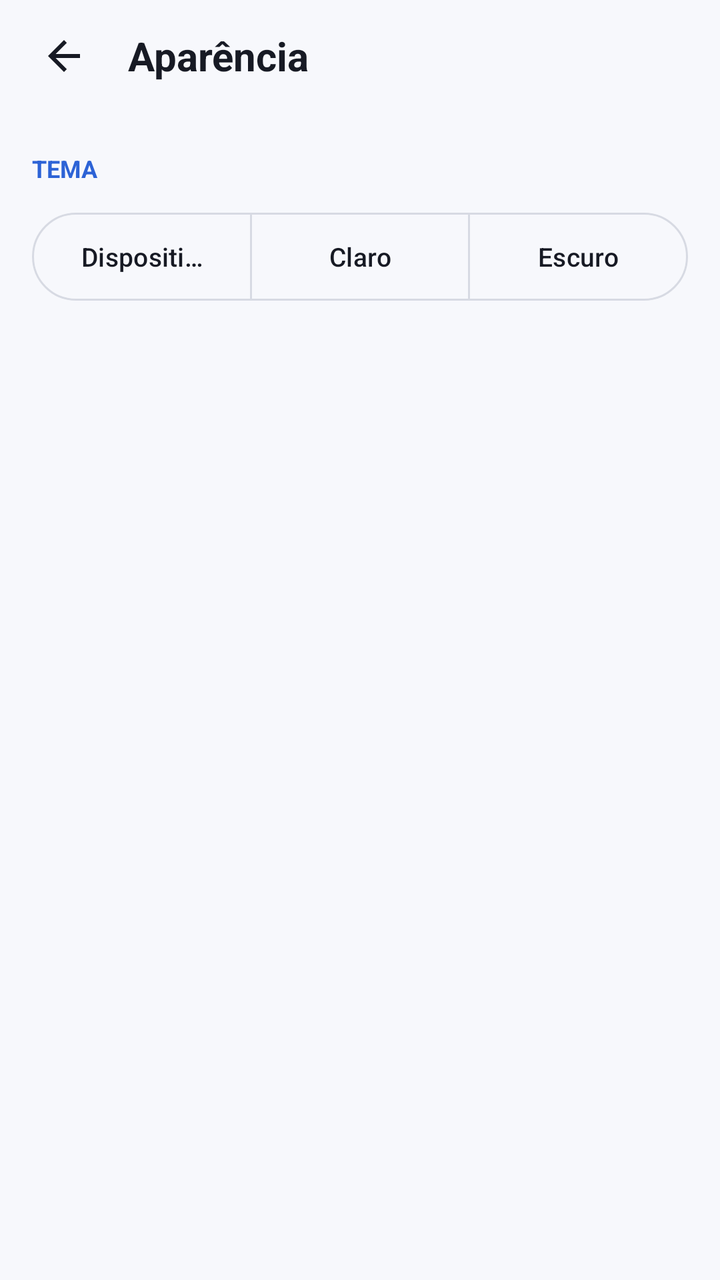
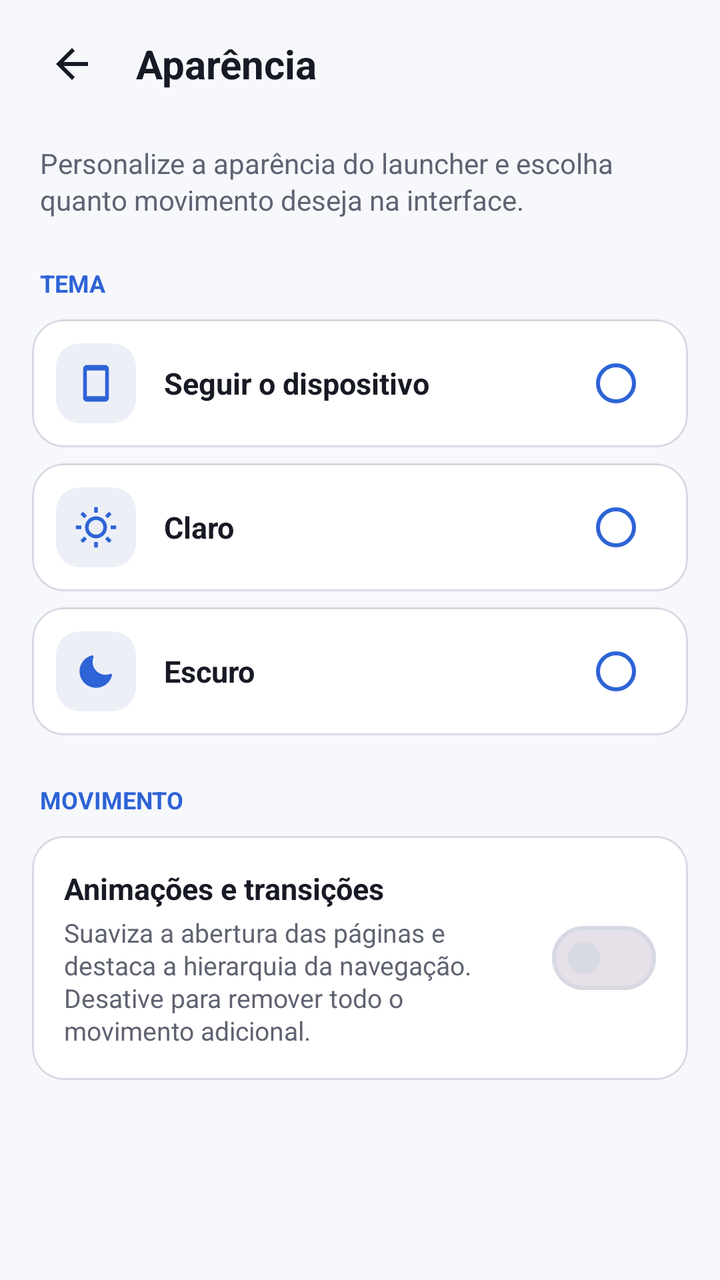

An Android layout rendered at two revisions. The XML below is the earlier revision; the diff shows what the commit changed to produce the second picture.
<!-- AndroidManifest.xml: activity theme Theme.KristalLauncher -->
<!-- res/layout/activity_appearance_settings.xml -->
<?xml version="1.0" encoding="utf-8"?>
<ScrollView xmlns:android="http://schemas.android.com/apk/res/android"
    xmlns:app="http://schemas.android.com/apk/res-auto"
    android:layout_width="match_parent"
    android:layout_height="match_parent"
    android:fillViewport="true">

    <LinearLayout
        android:layout_width="match_parent"
        android:layout_height="wrap_content"
        android:orientation="vertical"
        android:paddingBottom="32dp">

        <LinearLayout
            android:layout_width="match_parent"
            android:layout_height="56dp"
            android:gravity="center_vertical"
            android:orientation="horizontal"
            android:paddingHorizontal="16dp">

            <ImageView
                android:id="@+id/btnBack"
                android:layout_width="32dp"
                android:layout_height="32dp"
                android:background="?attr/selectableItemBackgroundBorderless"
                android:contentDescription="@string/navigate_back"
                android:padding="4dp"
                android:src="@drawable/ic_arrow_back"
                app:tint="@color/m3_on_surface" />

            <TextView
                android:layout_width="wrap_content"
                android:layout_height="wrap_content"
                android:layout_marginStart="16dp"
                android:text="@string/appearance_title"
                android:textColor="@color/m3_on_surface"
                android:textSize="20sp"
                android:textStyle="bold" />
        </LinearLayout>

        <TextView
            android:layout_width="wrap_content"
            android:layout_height="wrap_content"
            android:layout_marginHorizontal="16dp"
            android:layout_marginTop="20dp"
            android:layout_marginBottom="10dp"
            android:text="@string/theme_title"
            android:textColor="@color/m3_primary"
            android:textSize="12sp"
            android:textStyle="bold" />

        <com.google.android.material.button.MaterialButtonToggleGroup
            android:id="@+id/themeOptions"
            android:layout_width="match_parent"
            android:layout_height="wrap_content"
            android:layout_marginHorizontal="16dp"
            android:orientation="horizontal"
            app:selectionRequired="true"
            app:singleSelection="true">

            <com.google.android.material.button.MaterialButton
                android:id="@+id/themeDevice"
                style="@style/Widget.Material3.Button.OutlinedButton"
                android:layout_width="0dp"
                android:layout_height="52dp"
                android:layout_weight="1"
                android:text="@string/theme_device_option"
                android:textSize="13sp" />

            <com.google.android.material.button.MaterialButton
                android:id="@+id/themeLight"
                style="@style/Widget.Material3.Button.OutlinedButton"
                android:layout_width="0dp"
                android:layout_height="52dp"
                android:layout_weight="1"
                android:text="@string/theme_light_option"
                android:textSize="13sp" />

            <com.google.android.material.button.MaterialButton
                android:id="@+id/themeDark"
                style="@style/Widget.Material3.Button.OutlinedButton"
                android:layout_width="0dp"
                android:layout_height="52dp"
                android:layout_weight="1"
                android:text="@string/theme_dark_option"
                android:textSize="13sp" />
        </com.google.android.material.button.MaterialButtonToggleGroup>

        <TextView
            android:visibility="gone"
            android:layout_width="wrap_content"
            android:layout_height="wrap_content"
            android:layout_marginHorizontal="16dp"
            android:layout_marginTop="24dp"
            android:layout_marginBottom="10dp"
            android:text="@string/motion_title"
            android:textColor="@color/m3_primary"
            android:textSize="12sp"
            android:textStyle="bold" />

        <com.google.android.material.card.MaterialCardView
            android:id="@+id/motionCard"
            android:visibility="gone"
            android:layout_width="match_parent"
            android:layout_height="wrap_content"
            android:layout_marginHorizontal="16dp"
            android:clickable="true"
            android:focusable="true"
            android:foreground="?attr/selectableItemBackground"
            app:cardBackgroundColor="@color/m3_surface_card"
            app:cardCornerRadius="12dp"
            app:cardElevation="0dp"
            app:strokeColor="@color/m3_outline"
            app:strokeWidth="1dp">

            <LinearLayout
                android:layout_width="match_parent"
                android:layout_height="wrap_content"
                android:gravity="center_vertical"
                android:orientation="horizontal"
                android:padding="16dp">

                <TextView
                    android:layout_width="0dp"
                    android:layout_height="wrap_content"
                    android:layout_weight="1"
                    android:paddingStart="0dp"
                    android:paddingEnd="12dp"
                    android:text="@string/animations_enabled"
                    android:textColor="@color/m3_on_surface"
                    android:textSize="15sp"
                    android:textStyle="bold" />

                <com.google.android.material.materialswitch.MaterialSwitch
                    android:id="@+id/switchAnimations"
                    android:layout_width="wrap_content"
                    android:layout_height="wrap_content"
                    android:contentDescription="@string/animations_enabled" />
            </LinearLayout>
        </com.google.android.material.card.MaterialCardView>
    </LinearLayout>
</ScrollView>
<!-- resources referenced by this layout -->
<resources>
  <string name="animations_enabled">Animações da lista</string>
  <string name="theme_device_option">Dispositivo</string>
  <style name="Theme.KristalLauncher" parent="Theme.Material3.DayNight.NoActionBar">
          <item name="colorPrimary">@color/m3_primary</item>
          <item name="colorOnPrimary">@color/m3_on_primary</item>
          <item name="colorPrimaryContainer">@color/m3_primary_container</item>
          <item name="colorOnPrimaryContainer">@color/m3_on_primary_container</item>
          <item name="android:colorBackground">@color/m3_bg_dark</item>
          <item name="colorSurface">@color/m3_surface</item>
          <item name="colorSurfaceVariant">@color/m3_surface_variant</item>
          <item name="colorOnSurface">@color/m3_on_surface</item>
          <item name="colorOnSurfaceVariant">@color/m3_on_surface_variant</item>
          <item name="colorOutline">@color/m3_outline</item>
          <item name="android:windowDrawsSystemBarBackgrounds">true</item>
          <item name="android:statusBarColor">@color/m3_surface</item>
          <item name="android:navigationBarColor">@color/m3_bg_dark</item>
          <item name="android:windowLightStatusBar">@bool/is_light_theme</item>
          <item name="android:windowLightNavigationBar" tools:targetApi="o_mr1">@bool/is_light_theme</item>
          <item name="android:windowActionModeOverlay">true</item>
          <item name="android:windowAnimationStyle">@null</item>
      </style>
  <!-- unchanged entries left out for length: 18 -->
</resources>

<!-- the commit's change to res/layout/activity_appearance_settings.xml (unified diff, before → after) -->
@@ -13,25 +13,25 @@
 
         <LinearLayout
             android:layout_width="match_parent"
-            android:layout_height="56dp"
+            android:layout_height="64dp"
             android:gravity="center_vertical"
             android:orientation="horizontal"
             android:paddingHorizontal="16dp">
 
             <ImageView
                 android:id="@+id/btnBack"
-                android:layout_width="32dp"
-                android:layout_height="32dp"
+                android:layout_width="40dp"
+                android:layout_height="40dp"
                 android:background="?attr/selectableItemBackgroundBorderless"
                 android:contentDescription="@string/navigate_back"
-                android:padding="4dp"
+                android:padding="8dp"
                 android:src="@drawable/ic_arrow_back"
                 app:tint="@color/m3_on_surface" />
 
             <TextView
                 android:layout_width="wrap_content"
                 android:layout_height="wrap_content"
-                android:layout_marginStart="16dp"
+                android:layout_marginStart="12dp"
                 android:text="@string/appearance_title"
                 android:textColor="@color/m3_on_surface"
                 android:textSize="20sp"
@@ -39,58 +39,93 @@
         </LinearLayout>
 
         <TextView
+            android:id="@+id/appearanceSummary"
+            android:layout_width="match_parent"
+            android:layout_height="wrap_content"
+            android:layout_marginHorizontal="20dp"
+            android:layout_marginTop="8dp"
+            android:lineSpacingExtra="2dp"
+            android:text="@string/appearance_summary"
+            android:textColor="@color/m3_on_surface_variant"
+            android:textSize="14sp" />
+
+        <TextView
             android:layout_width="wrap_content"
             android:layout_height="wrap_content"
-            android:layout_marginHorizontal="16dp"
-            android:layout_marginTop="20dp"
+            android:layout_marginHorizontal="20dp"
+            android:layout_marginTop="24dp"
             android:layout_marginBottom="10dp"
             android:text="@string/theme_title"
             android:textColor="@color/m3_primary"
             android:textSize="12sp"
             android:textStyle="bold" />
 
-        <com.google.android.material.button.MaterialButtonToggleGroup
+        <LinearLayout
             android:id="@+id/themeOptions"
             android:layout_width="match_parent"
             android:layout_height="wrap_content"
             android:layout_marginHorizontal="16dp"
-            android:orientation="horizontal"
-            app:selectionRequired="true"
-            app:singleSelection="true">
+            android:orientation="vertical">
 
-            <com.google.android.material.button.MaterialButton
-                android:id="@+id/themeDevice"
-                style="@style/Widget.Material3.Button.OutlinedButton"
-                android:layout_width="0dp"
-                android:layout_height="52dp"
-                android:layout_weight="1"
-                android:text="@string/theme_device_option"
-                android:textSize="13sp" />
+            <com.google.android.material.card.MaterialCardView
+                android:id="@+id/themeDeviceCard"
+                style="@style/SettingsChoiceCard">
 
-            <com.google.android.material.button.MaterialButton
-                android:id="@+id/themeLight"
-                style="@style/Widget.Material3.Button.OutlinedButton"
-                android:layout_width="0dp"
-                android:layout_height="52dp"
-                android:layout_weight="1"
-                android:text="@string/theme_light_option"
-                android:textSize="13sp" />
+                <LinearLayout style="@style/SettingsChoiceRow">
+                    <ImageView
+                        style="@style/SettingsChoiceIcon"
+                        android:contentDescription="@null"
+                        android:src="@drawable/ic_device" />
+                    <TextView
+                        style="@style/SettingsChoiceLabel"
+                        android:text="@string/theme_device_option" />
+                    <com.google.android.material.radiobutton.MaterialRadioButton
+                        android:id="@+id/themeDevice"
+                        style="@style/SettingsChoiceRadio" />
+                </LinearLayout>
+            </com.google.android.material.card.MaterialCardView>
 
-            <com.google.android.material.button.MaterialButton
-                android:id="@+id/themeDark"
-                style="@style/Widget.Material3.Button.OutlinedButton"
-                android:layout_width="0dp"
-                android:layout_height="52dp"
-                android:layout_weight="1"
-                android:text="@string/theme_dark_option"
-                android:textSize="13sp" />
-        </com.google.android.material.button.MaterialButtonToggleGroup>
+            <com.google.android.material.card.MaterialCardView
+                android:id="@+id/themeLightCard"
+                style="@style/SettingsChoiceCard.Spaced">
+
+                <LinearLayout style="@style/SettingsChoiceRow">
+                    <ImageView
+                        style="@style/SettingsChoiceIcon"
+                        android:contentDescription="@null"
+                        android:src="@drawable/ic_light_mode" />
+                    <TextView
+                        style="@style/SettingsChoiceLabel"
+                        android:text="@string/theme_light_option" />
+                    <com.google.android.material.radiobutton.MaterialRadioButton
+                        android:id="@+id/themeLight"
+                        style="@style/SettingsChoiceRadio" />
+                </LinearLayout>
+            </com.google.android.material.card.MaterialCardView>
+
+            <com.google.android.material.card.MaterialCardView
+                android:id="@+id/themeDarkCard"
+                style="@style/SettingsChoiceCard.Spaced">
+
+                <LinearLayout style="@style/SettingsChoiceRow">
+                    <ImageView
+                        style="@style/SettingsChoiceIcon"
+                        android:contentDescription="@null"
+                        android:src="@drawable/ic_dark_mode" />
+                    <TextView
+                        style="@style/SettingsChoiceLabel"
+                        android:text="@string/theme_dark_option" />
+                    <com.google.android.material.radiobutton.MaterialRadioButton
+                        android:id="@+id/themeDark"
+                        style="@style/SettingsChoiceRadio" />
+                </LinearLayout>
+            </com.google.android.material.card.MaterialCardView>
+        </LinearLayout>
 
         <TextView
-            android:visibility="gone"
             android:layout_width="wrap_content"
             android:layout_height="wrap_content"
-            android:layout_marginHorizontal="16dp"
+            android:layout_marginHorizontal="20dp"
             android:layout_marginTop="24dp"
             android:layout_marginBottom="10dp"
             android:text="@string/motion_title"
@@ -100,7 +135,6 @@
 
         <com.google.android.material.card.MaterialCardView
             android:id="@+id/motionCard"
-            android:visibility="gone"
             android:layout_width="match_parent"
             android:layout_height="wrap_content"
             android:layout_marginHorizontal="16dp"
@@ -108,7 +142,7 @@
             android:focusable="true"
             android:foreground="?attr/selectableItemBackground"
             app:cardBackgroundColor="@color/m3_surface_card"
-            app:cardCornerRadius="12dp"
+            app:cardCornerRadius="16dp"
             app:cardElevation="0dp"
             app:strokeColor="@color/m3_outline"
             app:strokeWidth="1dp">
@@ -120,16 +154,31 @@
                 android:orientation="horizontal"
                 android:padding="16dp">
 
-                <TextView
+                <LinearLayout
                     android:layout_width="0dp"
                     android:layout_height="wrap_content"
                     android:layout_weight="1"
+                    android:orientation="vertical"
                     android:paddingStart="0dp"
-                    android:paddingEnd="12dp"
-                    android:text="@string/animations_enabled"
-                    android:textColor="@color/m3_on_surface"
-                    android:textSize="15sp"
-                    android:textStyle="bold" />
+                    android:paddingEnd="12dp">
+
+                    <TextView
+                        android:layout_width="match_parent"
+                        android:layout_height="wrap_content"
+                        android:text="@string/animations_enabled"
+                        android:textColor="@color/m3_on_surface"
+                        android:textSize="15sp"
+                        android:textStyle="bold" />
+
+                    <TextView
+                        android:layout_width="match_parent"
+                        android:layout_height="wrap_content"
+                        android:layout_marginTop="3dp"
+                        android:lineSpacingExtra="1dp"
+                        android:text="@string/animations_summary"
+                        android:textColor="@color/m3_on_surface_variant"
+                        android:textSize="13sp" />
+                </LinearLayout>
 
                 <com.google.android.material.materialswitch.MaterialSwitch
                     android:id="@+id/switchAnimations"
<!-- resource entries referenced after the edit -->
@@ -1,7 +1,91 @@
 <!-- resources referenced by this layout -->
 <resources>
-  <string name="animations_enabled">Animações da lista</string>
-  <string name="theme_device_option">Dispositivo</string>
+  <!-- drawable ic_dark_mode (drawable) -->
+  <?xml version="1.0" encoding="utf-8"?>
+  <vector xmlns:android="http://schemas.android.com/apk/res/android"
+      android:width="24dp"
+      android:height="24dp"
+      android:viewportWidth="24"
+      android:viewportHeight="24">
+      <path
+          android:fillColor="#FFFFFFFF"
+          android:pathData="M12,21a9,9 0,0 1,-2.25,-17.71 0.75,0.75 0,0 1,0.83,1.1A7,7 0,0 0,19.61,13.42a0.75,0.75 0,0 1,1.1,0.83A9,9 0,0 1,12,21z" />
+  </vector>
+  <!-- drawable ic_device (drawable) -->
+  <?xml version="1.0" encoding="utf-8"?>
+  <vector xmlns:android="http://schemas.android.com/apk/res/android"
+      android:width="24dp"
+      android:height="24dp"
+      android:viewportWidth="24"
+      android:viewportHeight="24">
+      <path
+          android:fillColor="#FFFFFFFF"
+          android:pathData="M7,2h10c1.1,0 2,0.9 2,2v16c0,1.1 -0.9,2 -2,2H7c-1.1,0 -2,-0.9 -2,-2V4c0,-1.1 0.9,-2 2,-2zM7,5v14h10V5H7zM10,3.5h4v1h-4zM11,20h2v1h-2z" />
+  </vector>
+  <!-- drawable ic_light_mode (drawable) -->
+  <?xml version="1.0" encoding="utf-8"?>
+  <vector xmlns:android="http://schemas.android.com/apk/res/android"
+      android:width="24dp"
+      android:height="24dp"
+      android:viewportWidth="24"
+      android:viewportHeight="24">
+      <path
+          android:fillColor="#FFFFFFFF"
+          android:pathData="M11,1h2v3h-2zM11,20h2v3h-2zM3.51,4.93l1.42,-1.42 2.12,2.12 -1.42,1.42zM16.95,18.37l1.42,-1.42 2.12,2.12 -1.42,1.42zM1,11h3v2H1zM20,11h3v2h-3zM3.51,19.07l2.12,-2.12 1.42,1.42 -2.12,2.12zM16.95,5.63l2.12,-2.12 1.42,1.42 -2.12,2.12zM12,6a6,6 0,1 0,0 12,6 6,0 0,0 0,-12zM12,8a4,4 0,1 1,0 8,4 4,0 0,1 0,-8z" />
+  </vector>
+  <string name="animations_enabled">Animações e transições</string>
+  <string name="animations_summary">Suaviza a abertura das páginas e destaca a hierarquia da navegação. Desative para remover todo o movimento adicional.</string>
+  <string name="appearance_summary">Personalize a aparência do launcher e escolha quanto movimento deseja na interface.</string>
+  <string name="theme_device_option">Seguir o dispositivo</string>
+  <style name="SettingsChoiceCard" parent="Widget.Material3.CardView.Filled">
+          <item name="android:layout_width">match_parent</item>
+          <item name="android:layout_height">64dp</item>
+          <item name="android:checkable">true</item>
+          <item name="android:clickable">true</item>
+          <item name="android:focusable">true</item>
+          <item name="android:foreground">?attr/selectableItemBackground</item>
+          <item name="cardBackgroundColor">@color/settings_choice_background</item>
+          <item name="cardCornerRadius">16dp</item>
+          <item name="cardElevation">0dp</item>
+          <item name="checkedIcon">@null</item>
+          <item name="strokeColor">@color/settings_choice_stroke</item>
+          <item name="strokeWidth">1dp</item>
+      </style>
+  <style name="SettingsChoiceCard.Spaced">
+          <item name="android:layout_marginTop">8dp</item>
+      </style>
+  <style name="SettingsChoiceIcon">
+          <item name="android:layout_width">40dp</item>
+          <item name="android:layout_height">40dp</item>
+          <item name="android:background">@drawable/bg_choice_icon_frame</item>
+          <item name="android:padding">9dp</item>
+          <item name="android:tint">@color/m3_primary</item>
+      </style>
+  <style name="SettingsChoiceLabel">
+          <item name="android:layout_width">0dp</item>
+          <item name="android:layout_height">wrap_content</item>
+          <item name="android:layout_marginStart">14dp</item>
+          <item name="android:layout_weight">1</item>
+          <item name="android:textColor">@color/m3_on_surface</item>
+          <item name="android:textSize">15sp</item>
+          <item name="android:textStyle">bold</item>
+      </style>
+  <style name="SettingsChoiceRadio" parent="Widget.Material3.CompoundButton.RadioButton">
+          <item name="android:layout_width">40dp</item>
+          <item name="android:layout_height">40dp</item>
+          <item name="android:clickable">false</item>
+          <item name="android:focusable">false</item>
+          <item name="android:gravity">center</item>
+          <item name="buttonTint">@color/m3_primary</item>
+      </style>
+  <style name="SettingsChoiceRow">
+          <item name="android:layout_width">match_parent</item>
+          <item name="android:layout_height">match_parent</item>
+          <item name="android:gravity">center_vertical</item>
+          <item name="android:orientation">horizontal</item>
+          <item name="android:paddingStart">12dp</item>
+          <item name="android:paddingEnd">12dp</item>
+      </style>
   <style name="Theme.KristalLauncher" parent="Theme.Material3.DayNight.NoActionBar">
           <item name="colorPrimary">@color/m3_primary</item>
           <item name="colorOnPrimary">@color/m3_on_primary</item>
@@ -14,13 +98,21 @@
           <item name="colorOnSurfaceVariant">@color/m3_on_surface_variant</item>
           <item name="colorOutline">@color/m3_outline</item>
           <item name="android:windowDrawsSystemBarBackgrounds">true</item>
-          <item name="android:statusBarColor">@color/m3_surface</item>
+          <item name="android:statusBarColor">@color/m3_bg_dark</item>
           <item name="android:navigationBarColor">@color/m3_bg_dark</item>
           <item name="android:windowLightStatusBar">@bool/is_light_theme</item>
           <item name="android:windowLightNavigationBar" tools:targetApi="o_mr1">@bool/is_light_theme</item>
           <item name="android:windowActionModeOverlay">true</item>
-          <item name="android:windowAnimationStyle">@null</item>
+          <item name="android:windowActivityTransitions">true</item>
+          <item name="android:windowContentTransitions">true</item>
       </style>
+  <!-- drawable bg_choice_icon_frame (drawable) -->
+  <?xml version="1.0" encoding="utf-8"?>
+  <shape xmlns:android="http://schemas.android.com/apk/res/android"
+      android:shape="rectangle">
+      <solid android:color="@color/m3_surface_variant" />
+      <corners android:radius="12dp" />
+  </shape>
   <!-- unchanged entries left out for length: 18 -->
 </resources>
 
